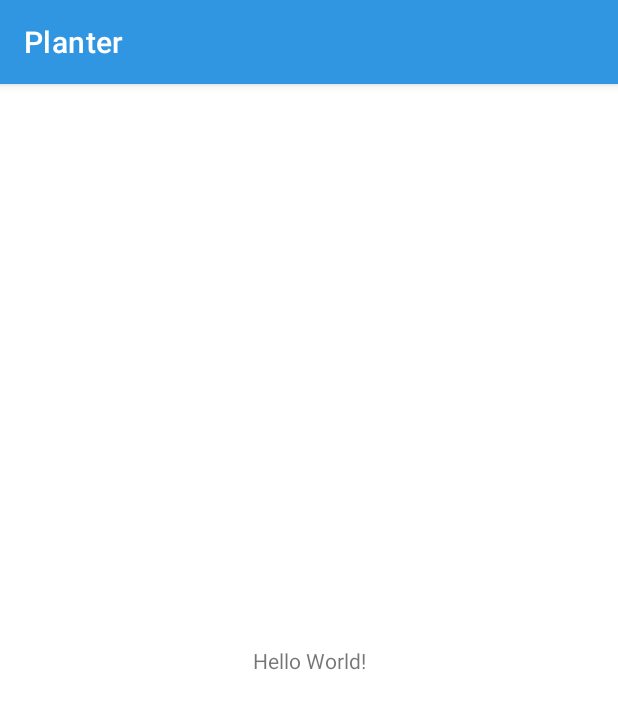
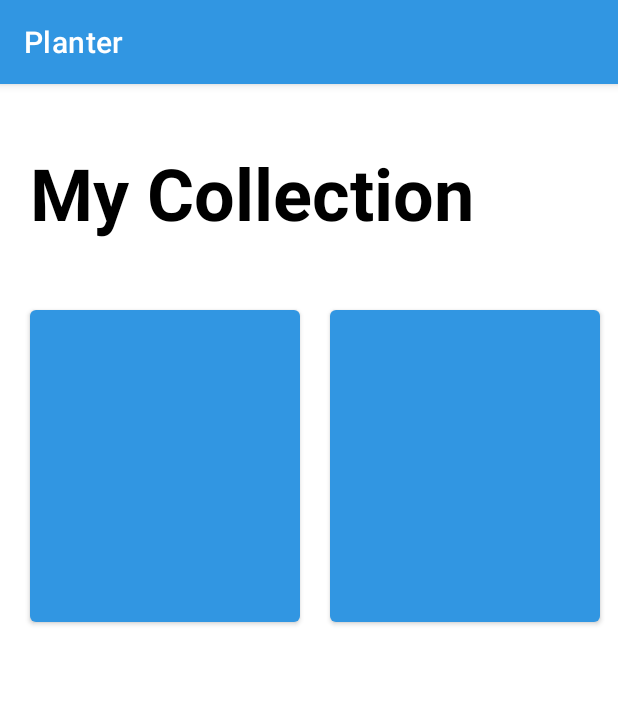
Before and after one commit to dongphusang/Planter, an Android app: the screen it shows after launch (MainActivity), on a phone screen of 412 x 824 dp. Shown: the top 709 px of the screen. Run offline under Robolectric (Android 15) with nearby library versions, the light colour scheme and no system bars.

Commit message:
Update_002: GUI intro page
- Added intro page GUI: where users can select plants that are pre-registered by the dev

```diff
--- a/Planter/app/src/main/res/layout/activity_main.xml
+++ b/Planter/app/src/main/res/layout/activity_main.xml
@@ -6,13 +6,55 @@
     android:layout_height="match_parent"
     tools:context=".MainActivity">
 
-    <TextView
-        android:layout_width="wrap_content"
-        android:layout_height="wrap_content"
-        android:text="Hello World!"
-        app:layout_constraintBottom_toBottomOf="parent"
-        app:layout_constraintLeft_toLeftOf="parent"
-        app:layout_constraintRight_toRightOf="parent"
-        app:layout_constraintTop_toTopOf="parent" />
+    <LinearLayout
+        android:layout_height="match_parent"
+        android:layout_width="match_parent"
+        android:orientation="vertical">
+
+        <TextView
+            android:layout_width="wrap_content"
+            android:layout_height="wrap_content"
+            android:layout_marginLeft="20dp"
+            android:layout_marginTop="40dp"
+            android:textStyle="bold"
+            android:text="@string/first_entry"
+            android:textColor="@color/black"
+            android:textSize="48sp"/>
+
+        <!-- list of registered plants -->
+        <HorizontalScrollView
+            android:layout_marginTop="40dp"
+            android:layout_width="match_parent"
+            android:layout_height="wrap_content">
+
+            <GridLayout
+                android:layout_width="wrap_content"
+                android:layout_height="match_parent"
+                android:columnCount="3">
+
+                <!-- first option -->
+                <Button
+                    android:layout_width="180dp"
+                    android:layout_height="220dp"
+                    android:layout_column="0"
+                    android:layout_marginStart="20dp" />
+
+                <!-- second option -->
+                <Button
+                    android:layout_width="180dp"
+                    android:layout_height="220dp"
+                    android:layout_column="1"
+                    android:layout_marginStart="20dp" />
+
+                <!-- third option -->
+                <Button
+                    android:layout_width="180dp"
+                    android:layout_height="220dp"
+                    android:layout_column="2"
+                    android:layout_marginStart="20dp" />
+            </GridLayout>
+        </HorizontalScrollView>
+    </LinearLayout>
+
 
 </androidx.constraintlayout.widget.ConstraintLayout>
--- a/Planter/app/src/main/res/values/strings.xml
+++ b/Planter/app/src/main/res/values/strings.xml
@@ -1,3 +1,4 @@
 <resources>
     <string name="app_name">Planter</string>
+    <string name="first_entry">My Collection</string>
 </resources>
```
